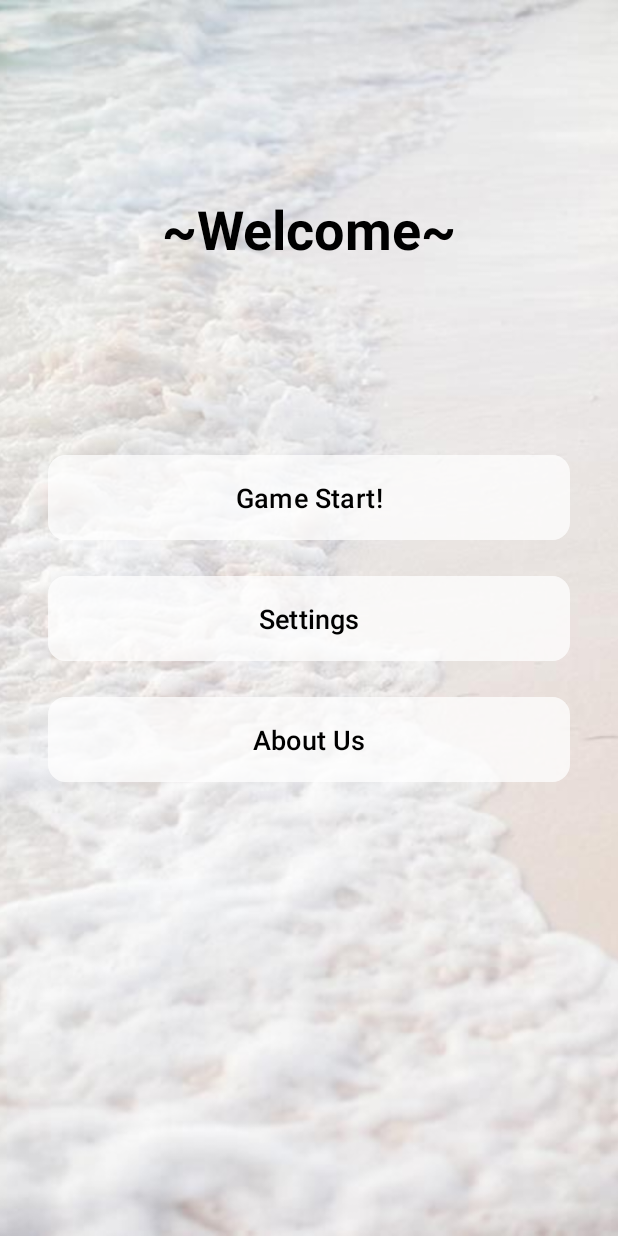
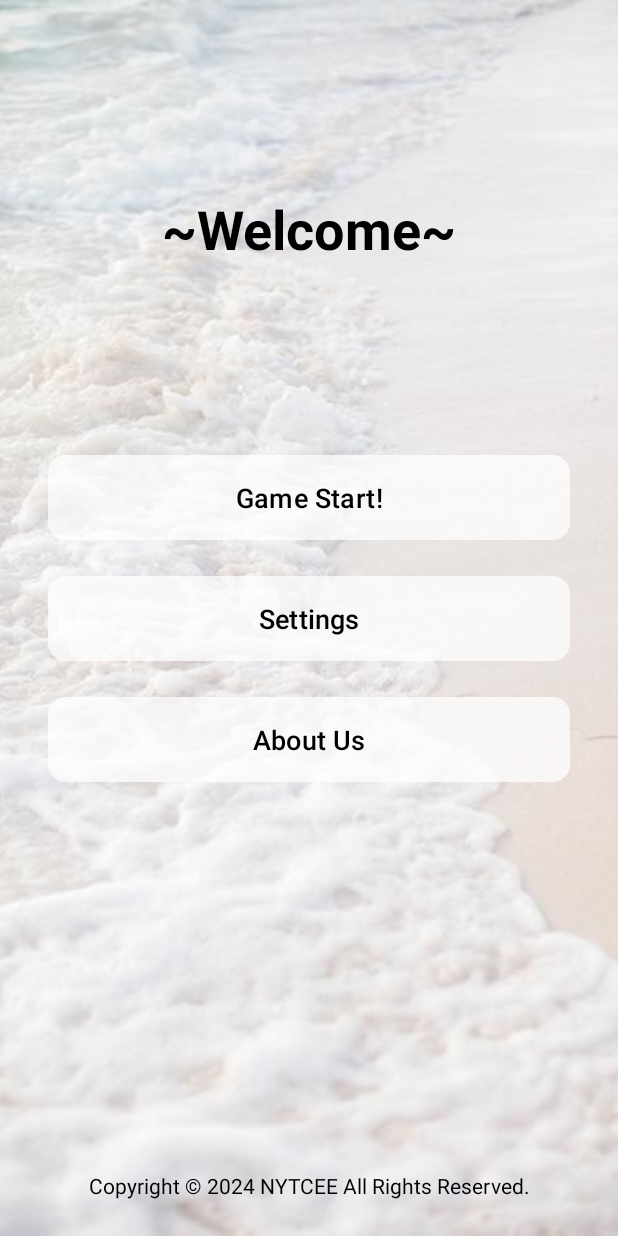
Before and after one commit to NYTCEE/Application-Software-Design-Lab-Project, an Android app: the screen it shows after launch (MainActivity), on a phone screen of 412 x 824 dp. Run offline under Robolectric (Android 15) with nearby library versions, the phone set to English and light mode, and no system bars; 1 statement that could not run was skipped.

Commit message:
Add Copyright

```diff
--- a/app/src/main/res/layout/activity_main.xml
+++ b/app/src/main/res/layout/activity_main.xml
@@ -1,5 +1,6 @@
 <?xml version="1.0" encoding="utf-8"?>
-<androidx.constraintlayout.widget.ConstraintLayout xmlns:android="http://schemas.android.com/apk/res/android"
+<androidx.constraintlayout.widget.ConstraintLayout
+    xmlns:android="http://schemas.android.com/apk/res/android"
     xmlns:app="http://schemas.android.com/apk/res-auto"
     android:layout_width="match_parent"
     android:layout_height="match_parent">
@@ -82,4 +83,16 @@
 
     </LinearLayout>
 
+        <TextView
+            android:id="@+id/copyrightText"
+            android:layout_width="wrap_content"
+            android:layout_height="wrap_content"
+            android:layout_marginBottom="24dp"
+            android:text="Copyright © 2024 NYTCEE All Rights Reserved."
+            android:textColor="#000000"
+            android:textSize="14sp"
+            app:layout_constraintBottom_toBottomOf="parent"
+            app:layout_constraintEnd_toEndOf="parent"
+            app:layout_constraintStart_toStartOf="parent" />
+
 </androidx.constraintlayout.widget.ConstraintLayout>
```
